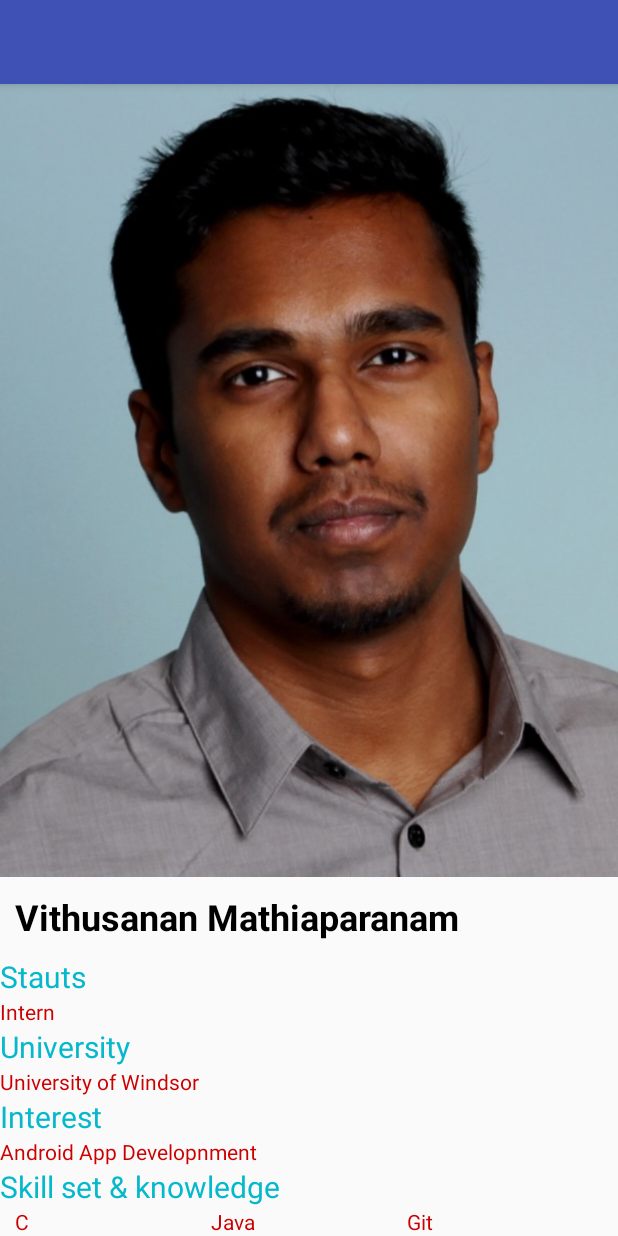
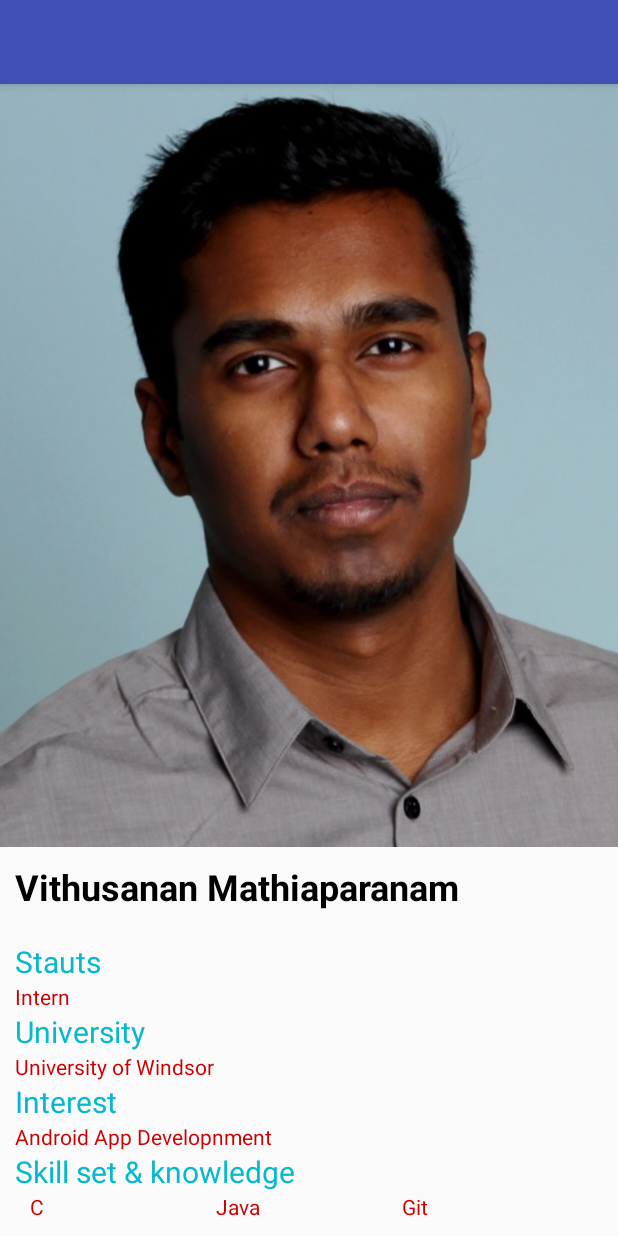
Before and after one commit to vithumathi/Android-Applications, an Android app: the screen it shows after launch (MainActivity), on a phone screen of 412 x 824 dp. Run offline under Robolectric (Android 15) with nearby library versions, the light colour scheme and no system bars.

Commit message:
Refactor layout

```diff
--- a/MyCard/app/src/main/res/layout/activity_main.xml
+++ b/MyCard/app/src/main/res/layout/activity_main.xml
@@ -9,64 +9,71 @@
 
     <ImageView
         android:layout_width="match_parent"
+        android:layout_height="wrap_content"
         android:layout_weight="1"
-        android:layout_height="wrap_content"
         android:scaleType="centerCrop"
-        android:src="@drawable/vithu"/>
+        android:src="@drawable/vithu" />
+
     <TextView
         android:layout_width="match_parent"
         android:layout_height="wrap_content"
+        android:padding="10dp"
         android:text="Vithusanan Mathiaparanam"
-        android:textStyle="bold"
+        android:textColor="@android:color/black"
         android:textSize="24sp"
-        android:padding="10dp"
-        android:textColor="@android:color/black"/>
+        android:textStyle="bold" />
+
+    <LinearLayout
+        android:layout_width="match_parent"
+        android:layout_height="wrap_content"
+        android:orientation="vertical"
+        android:padding="10dp">
 
         <TextView
             android:layout_width="match_parent"
             android:layout_height="wrap_content"
             android:text="Stauts"
-        android:textSize="20sp"
-        android:textColor="#05B8CC"/>
+            android:textColor="#05B8CC"
+            android:textSize="20sp" />
 
         <TextView
             android:layout_width="match_parent"
             android:layout_height="wrap_content"
             android:text="Intern"
-        android:textColor="@android:color/holo_red_dark"/>
+            android:textColor="@android:color/holo_red_dark" />
 
         <TextView
             android:layout_width="match_parent"
             android:layout_height="wrap_content"
             android:text="University"
-        android:textSize="20sp"
-        android:textColor="#05B8CC"/>
+            android:textColor="#05B8CC"
+            android:textSize="20sp" />
 
         <TextView
             android:layout_width="match_parent"
             android:layout_height="wrap_content"
             android:text="University of Windsor"
-        android:textColor="@android:color/holo_red_dark"/>
+            android:textColor="@android:color/holo_red_dark" />
 
         <TextView
             android:layout_width="match_parent"
             android:layout_height="wrap_content"
             android:text="Interest"
-        android:textSize="20sp"
-        android:textColor="#05B8CC"/>
+            android:textColor="#05B8CC"
+            android:textSize="20sp" />
 
         <TextView
             android:layout_width="match_parent"
             android:layout_height="wrap_content"
             android:text="Android App Developnment"
-        android:textColor="@android:color/holo_red_dark"/>
+            android:textColor="@android:color/holo_red_dark" />
 
         <TextView
             android:layout_width="match_parent"
             android:layout_height="wrap_content"
             android:text="Skill set &amp; knowledge"
-        android:textSize="20sp"
-        android:textColor="#05B8CC"/>
+            android:textColor="#05B8CC"
+            android:textSize="20sp" />
 
         <LinearLayout
             android:layout_width="match_parent"
@@ -74,28 +81,30 @@
             android:orientation="horizontal"
             android:paddingLeft="10dp"
             android:paddingRight="10dp">
-        <TextView
-            android:layout_width="0dp"
-            android:layout_weight="1"
-            android:layout_height="wrap_content"
-            android:text="C"
-            android:textColor="@android:color/holo_red_dark"/>
 
             <TextView
                 android:layout_width="0dp"
+                android:layout_height="wrap_content"
                 android:layout_weight="1"
-            android:layout_height="wrap_content"
-            android:text="Java"
-            android:textColor="@android:color/holo_red_dark"/>
+                android:text="C"
+                android:textColor="@android:color/holo_red_dark" />
 
             <TextView
                 android:layout_width="0dp"
+                android:layout_height="wrap_content"
                 android:layout_weight="1"
+                android:text="Java"
+                android:textColor="@android:color/holo_red_dark" />
+
+            <TextView
+                android:layout_width="0dp"
                 android:layout_height="wrap_content"
+                android:layout_weight="1"
                 android:text="Git"
-            android:textColor="@android:color/holo_red_dark"/>
+                android:textColor="@android:color/holo_red_dark" />
+        </LinearLayout>
+
     </LinearLayout>
 
 
-
 </LinearLayout>
```
Lines whose indentation alone changed are shown as unchanged.
